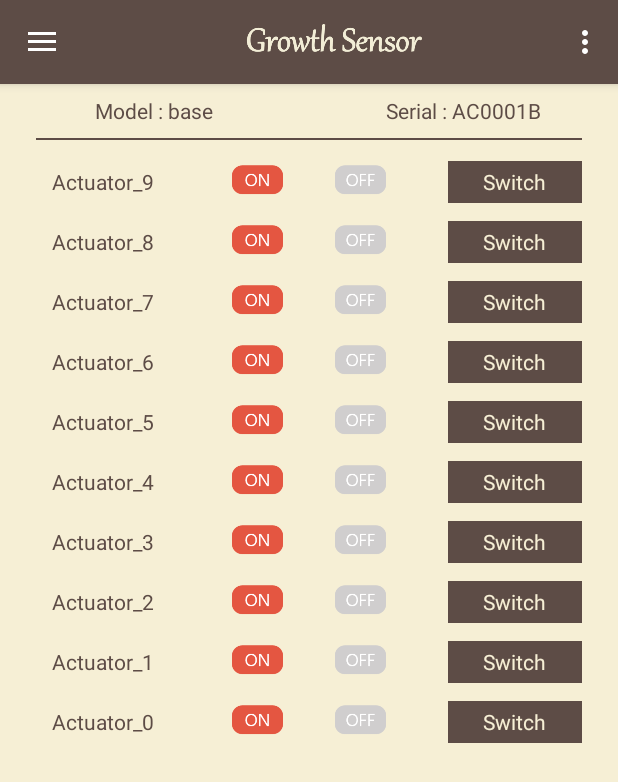
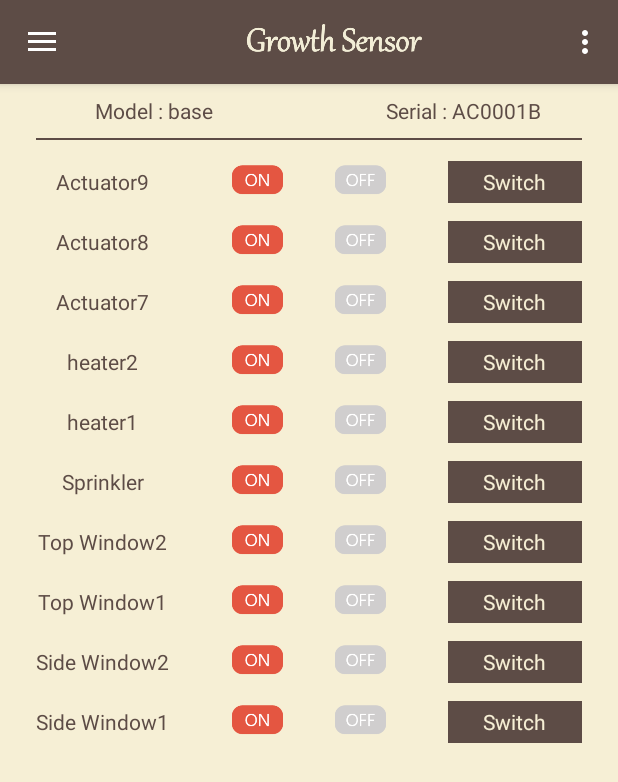
Before and after one commit to xxosy/Growth, an Android app: the fragment ActuatorFragment placed in its activity, on a phone screen of 412 x 824 dp. Shown: the top 782 px of the screen. Run offline under Robolectric (Android 15) with nearby library versions, the phone set to English and light mode, and no system bars; our stand-ins replace ButterKnife, Dagger/Hilt's generated code; libraries missing offline, so code that uses them is left out: com.github.rahatarmanahmed.cpv, com.jakewharton.rxbinding, retrofit2.adapter.rxjava, rx.android.schedulers, rx.schedulers and 1 more; 6 statements that could not run were skipped.

```diff
--- a/app/build.gradle
+++ b/app/build.gradle
@@ -107,6 +107,7 @@ dependencies {
     compile 'com.android.support:support-v4:23.4.0'
     compile 'com.github.rahatarmanahmed:circularprogressview:2.5.0'
     compile 'com.squareup.okio:okio:1.10.0'
+    compile 'com.jakewharton.rxbinding:rxbinding:0.3.0'
     testCompile 'junit:junit:4.12'
     androidTestCompile 'com.android.support.test:runner:0.5'
     androidTestCompile 'com.android.support:support-annotations:23.4.0'
--- a/app/src/main/java/com/growth/actuator/presenter/ActuatorPresenter.java
+++ b/app/src/main/java/com/growth/actuator/presenter/ActuatorPresenter.java
@@ -11,9 +11,11 @@ public interface ActuatorPresenter {
     void enter();
     void btnActuatorClick(int index);
     void btnActuatorDetailClick(int index);
+    void btnActuatorDetailSwitchClick();
     interface View extends ProgressControl,ToastControl {
         void refreshActuatorState(int[] state);
         void showActuatorDetail(int index, int state);
         void hideActuatorDetail();
+        void refreshActuatorDetailState(int state);
     }
 }
--- a/app/src/main/java/com/growth/actuator/view/ActuatorFragment.java
+++ b/app/src/main/java/com/growth/actuator/view/ActuatorFragment.java
@@ -31,6 +31,7 @@ import com.handstudio.android.hzgrapherlib.graphview.CurveGraphView;
 import com.handstudio.android.hzgrapherlib.vo.GraphNameBox;
 import com.handstudio.android.hzgrapherlib.vo.curvegraph.CurveGraph;
 import com.handstudio.android.hzgrapherlib.vo.curvegraph.CurveGraphVO;
+import com.jakewharton.rxbinding.view.RxView;
 
 import java.util.ArrayList;
 import java.util.List;
@@ -43,7 +44,7 @@ import butterknife.Unbinder;
 
 public class ActuatorFragment extends Fragment implements ActuatorPresenter.View,
         OnKeyBackPressedListener {
-    final private String TAG = "ActuatorFragment";
+    final private String TAG = ActuatorFragment.class.getName();
     private static final String ARG_PARAM1 = "serial";
     private static final String ARG_PARAM2 = "param2";
     View root;
@@ -58,6 +59,8 @@ public class ActuatorFragment extends Fragment implements ActuatorPresenter.View
     ImageView imgActuatorDetailOnOff;
     @BindView(R.id.tv_actuator_detail_port)
     TextView tvActuatorDetailPort;
+    @BindView(R.id.btn_actuator_detail_switch)
+    FrameLayout btnActuatorDetailSwitch;
 
     @Inject
     ActuatorPresenter presenter;
@@ -99,7 +102,16 @@ public class ActuatorFragment extends Fragment implements ActuatorPresenter.View
     private void addActuator(int i){
         View view = LayoutInflater.from(getActivity()).inflate(R.layout.item_actuator,containerActuator,false);
         TextView tvActuatorName = (TextView)view.findViewById(R.id.tv_actuator_name);
-        tvActuatorName.setText("Actuator_"+i);
+        String name;
+        if(i==0) name = "Side Window1";
+        else if(i==1) name = "Side Window2";
+        else if(i==2) name = "Top Window1";
+        else if(i==3) name = "Top Window2";
+        else if(i==4) name = "Sprinkler";
+        else if(i==5) name = "heater1";
+        else if(i==6) name = "heater2";
+        else name = "Actuator"+i;
+        tvActuatorName.setText(name);
         FrameLayout btnActuator = (FrameLayout)view.findViewById(R.id.btn_actuator);
         FrameLayout btnActuatorDetail = (FrameLayout)view.findViewById(R.id.btn_actuator_detail);
         btnActuatorDetail.setOnClickListener(v -> presenter.btnActuatorDetailClick(i));
@@ -148,6 +160,7 @@ public class ActuatorFragment extends Fragment implements ActuatorPresenter.View
         int max = 2;
         int term =1;
         setCurveGraph(actuatorGraph, legend,data,tag, color,max,term);
+        btnActuatorDetailSwitch.setOnClickListener(v -> presenter.btnActuatorDetailSwitchClick());
         return root;
     }
 
@@ -223,6 +236,14 @@ public class ActuatorFragment extends Fragment implements ActuatorPresenter.View
             actuatorDetail.setVisibility(View.GONE);
     }
 
+    @Override
+    public void refreshActuatorDetailState(int state) {
+        if (state == 0)
+            imgActuatorDetailOnOff.setImageResource(R.drawable.ic_off);
+        else if (state == 1)
+            imgActuatorDetailOnOff.setImageResource(R.drawable.ic_on);
+    }
+
     private void setCurveGraph(ViewGroup viewGroup, String[] legendArr, float[] graph, String Name, int Color, int maxValue, int increment) {
         CurveGraphVO vo = makeCurveGraphAllSetting(legendArr, graph, Name, Color, maxValue, increment);
         cgv = new CurveGraphView(getActivity(), vo);
--- a/app/src/main/java/com/growth/map/presenter/SensorMapPresenter.java
+++ b/app/src/main/java/com/growth/map/presenter/SensorMapPresenter.java
@@ -14,6 +14,7 @@ public interface SensorMapPresenter {
     void infoWindowDetailClick();
     void infoWindowDeleteSensorClick();
     void infoWindowUpdateSensorClick();
+    void infoWindowActuatorClick();
     void infoWindowGraphClick();
     void addWindowCheckSerialClick(String serial);
     void addWindowGetLocationClick();
--- a/app/src/main/java/com/growth/map/view/SensorMapFragment.java
+++ b/app/src/main/java/com/growth/map/view/SensorMapFragment.java
@@ -111,6 +111,8 @@ public class SensorMapFragment extends Fragment implements OnMapReadyCallback,
     FrameLayout btnInfoWindowDelete;
     @BindView(R.id.btn_info_window_update)
     FrameLayout btnInfoWindowUpdate;
+    @BindView(R.id.btn_info_window_actuator)
+    FrameLayout btnInfoWindowActuator;
     ////zoom
     @BindView(R.id.btn_map_zoom_in)
     FrameLayout btnZoomIn;
@@ -253,6 +255,7 @@ public class SensorMapFragment extends Fragment implements OnMapReadyCallback,
         btnInfoWindowUpdate.setOnClickListener(v -> {
             presenter.infoWindowUpdateSensorClick();
         });
+        btnInfoWindowActuator.setOnClickListener(v -> presenter.infoWindowActuatorClick());
         btnZoomIn.setOnClickListener(v -> presenter.btnZoomInClick());
         btnZoomOut.setOnClickListener(v -> presenter.btnZoomOutClick());
         btnLocation.setOnClickListener(v -> presenter.btnLocationClick(gps));
--- a/app/src/main/res/layout/fragment_actuator.xml
+++ b/app/src/main/res/layout/fragment_actuator.xml
@@ -150,7 +150,9 @@
 
                     <FrameLayout
                         android:layout_width="match_parent"
-                        android:layout_height="wrap_content">
+                        android:layout_height="wrap_content"
+                        android:id="@+id/btn_actuator_detail_switch"
+                        android:clickable="true">
 
                         <ImageView
                             android:layout_width="wrap_content"
```
Also changed, not shown: app/src/main/java/com/growth/SensorDataDisplay/view/SensorDataDisplayFragment.java (+14 -6 lines), app/src/main/java/com/growth/actuator/presenter/ActuatorPresenterImpl.java (+24 -0 lines), app/src/main/java/com/growth/map/presenter/SensorMapPresenterImpl.java (+7 -0 lines), app/src/main/res/layout/fragment_map.xml (+16 -0 lines), app/src/main/res/drawable/ic_actuator.png (added).
